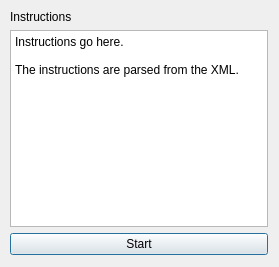
trigger-happy/Cerberus, file src/client/welcome.ui: the form before one commit.
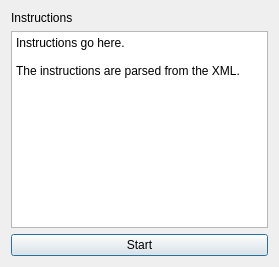
The form after the commit.

Commit message: Added timer for elims/semis, and added a contest_status label in the UIs

```diff
--- a/src/client/welcome.ui
+++ b/src/client/welcome.ui
@@ -34,15 +34,8 @@
   <property name="modal">
    <bool>false</bool>
   </property>
-  <widget class="QWidget" name="">
-   <property name="geometry">
-    <rect>
-     <x>10</x>
-     <y>10</y>
-     <width>258</width>
-     <height>245</height>
-    </rect>
-   </property>
+  <layout class="QVBoxLayout" name="verticalLayout_2">
+   <item>
    <layout class="QVBoxLayout" name="verticalLayout">
     <item>
      <widget class="QLabel" name="instruction_lbl">
@@ -80,7 +73,8 @@
      </widget>
     </item>
    </layout>
-  </widget>
+   </item>
+  </layout>
  </widget>
  <resources/>
  <connections/>
```
Lines whose indentation alone changed are shown as unchanged. The commit also changes 6 other files.
